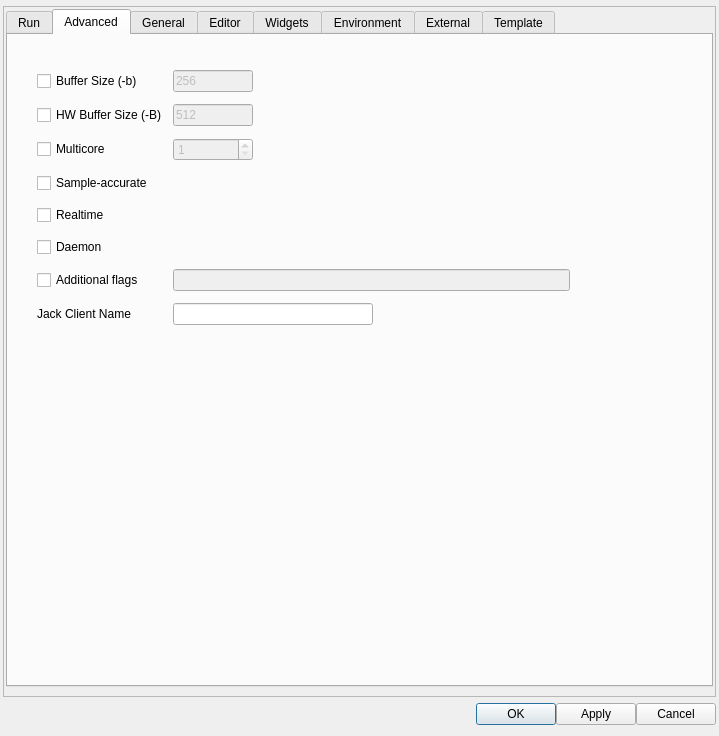
Qt form src/configdialog.ui (CsoundQt/CsoundQt) before a commit.
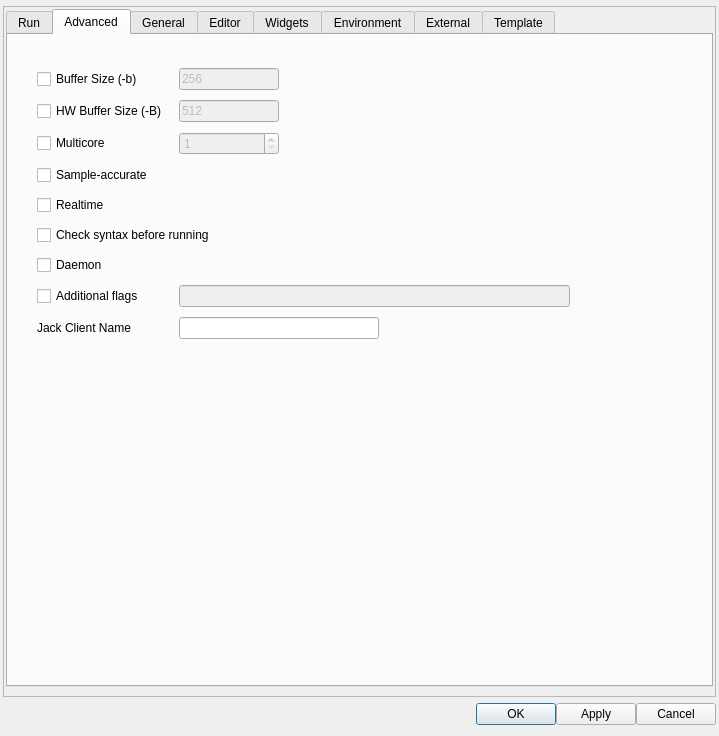
The same form after that commit. Icons and pictures are not drawn.

Commit message: added syntax check to catch errors even when running in daemon mode; this still needs a fix in csound itself; other thins: keyboard shortcuts now sorted

The edit to the form file:
```diff
--- a/src/configdialog.ui
+++ b/src/configdialog.ui
@@ -955,7 +955,7 @@
              <x>20</x>
              <y>20</y>
              <width>551</width>
-             <height>291</height>
+             <height>301</height>
             </rect>
            </property>
            <property name="sizePolicy">
@@ -968,106 +968,69 @@
             <property name="spacing">
              <number>6</number>
             </property>
-            <item row="1" column="1">
-             <widget class="QLineEdit" name="HwBufferSizeLineEdit">
-              <property name="enabled">
-               <bool>false</bool>
-              </property>
-              <property name="minimumSize">
-               <size>
-                <width>0</width>
-                <height>0</height>
-               </size>
-              </property>
-              <property name="maximumSize">
-               <size>
-                <width>80</width>
-                <height>16777215</height>
-               </size>
-              </property>
-              <property name="toolTip">
-               <string>&lt;html&gt;&lt;head/&gt;&lt;body&gt;&lt;p&gt;1. For &lt;span style=&quot; font-weight:600;&quot;&gt;portaudio&lt;/span&gt;, -B suggests a latency, -b is used to set the buffersize.&lt;/p&gt;&lt;p&gt;2. For &lt;span style=&quot; font-weight:600;&quot;&gt;coreaudio&lt;/span&gt;, &lt;span style=&quot; font-weight:600;&quot;&gt;-B&lt;/span&gt; is the size of the internal buffer, &lt;span style=&quot; font-weight:600;&quot;&gt;-b&lt;/span&gt; is used for the actual IO buffer size.&lt;/p&gt;&lt;p&gt;3. For &lt;span style=&quot; font-weight:600;&quot;&gt;jack&lt;/span&gt;, &lt;span style=&quot; font-weight:600;&quot;&gt;-B&lt;/span&gt; is used to determine the number of buffers used in conjunction with -b , num = (N + M + 1) / M. &lt;span style=&quot; font-weight:600;&quot;&gt;-b&lt;/span&gt; is the size of each buffer.&lt;/p&gt;&lt;p&gt;4. For &lt;span style=&quot; font-weight:600;&quot;&gt;alsa&lt;/span&gt;, &lt;span style=&quot; font-weight:600;&quot;&gt;-B&lt;/span&gt; is the buffer size, &lt;span style=&quot; font-weight:600;&quot;&gt;-b&lt;/span&gt; is the period size&lt;/p&gt;&lt;p&gt;5. For &lt;span style=&quot; font-weight:600;&quot;&gt;pulse&lt;/span&gt;, &lt;span style=&quot; font-weight:600;&quot;&gt;-b&lt;/span&gt; is the actual buffersize passed to the device, &lt;span style=&quot; font-weight:600;&quot;&gt;-B&lt;/span&gt; is not used.&lt;/p&gt;&lt;p&gt;Use power-of-two values for &lt;span style=&quot; font-weight:600;&quot;&gt;ksmps&lt;/span&gt; (which is the same as &amp;quot;block size&amp;quot; in PureData or &amp;quot;vector size&amp;quot; in Max). Make sure  ksmps divides buffer size with no remainder. So, for -b 128, use ksmps = 128, 64, 32, 16, etc.&lt;/p&gt;&lt;/body&gt;&lt;/html&gt;</string>
-              </property>
-              <property name="text">
-               <string>512</string>
-              </property>
-             </widget>
-            </item>
-            <item row="7" column="1">
-             <widget class="QLineEdit" name="AdditionalFlagsLineEdit">
-              <property name="enabled">
-               <bool>false</bool>
-              </property>
-              <property name="sizePolicy">
-               <sizepolicy hsizetype="Expanding" vsizetype="Fixed">
-                <horstretch>0</horstretch>
-                <verstretch>0</verstretch>
-               </sizepolicy>
-              </property>
-              <property name="maximumSize">
-               <size>
-                <width>600</width>
-                <height>16777215</height>
-               </size>
-              </property>
-              <property name="toolTip">
-               <string>&lt;html&gt;&lt;head/&gt;&lt;body&gt;&lt;p&gt;&lt;span style=&quot; font-weight:600;&quot;&gt;Csound flags&lt;/span&gt;:&lt;/p&gt;&lt;p&gt;--dither → dither&lt;br/&gt;--ksmps → Override number of samples per cycle&lt;br/&gt;--sample-rate=48000 → Override sample rate&lt;br/&gt;--env:NAME=VALUE → Set environment veriable NAME to VALUE&lt;br/&gt;--omacro:XXX=YYY → set orchestra macro XXX to value YYY&lt;br/&gt;--smacro:XXX=YYY → Set score macro XXX to value YYY&lt;br/&gt;--sample-accurate → Use sample-accurate timing of events&lt;br/&gt;--realtime → Realtime priority mode&lt;br/&gt;--daemon → Do not exit if orchestra is not given&lt;br/&gt;--port=N → liston to UDP port N for code (implies --daemon) &lt;br/&gt;--udp-echo → Echo UDP commands on terminal&lt;br/&gt;&lt;/p&gt;&lt;/body&gt;&lt;/html&gt;</string>
-              </property>
-              <property name="maxLength">
-               <number>32760</number>
-              </property>
-              <property name="frame">
-               <bool>true</bool>
-              </property>
-             </widget>
-            </item>
-            <item row="0" column="1">
-             <widget class="QLineEdit" name="BufferSizeLineEdit">
-              <property name="enabled">
-               <bool>false</bool>
-              </property>
-              <property name="maximumSize">
-               <size>
-                <width>80</width>
-                <height>16777215</height>
-               </size>
-              </property>
-              <property name="toolTip">
-               <string>&lt;html&gt;&lt;head/&gt;&lt;body&gt;&lt;p&gt;1. For &lt;span style=&quot; font-weight:600;&quot;&gt;portaudio&lt;/span&gt;, -B suggests a latency, -b is used to set the buffersize.&lt;/p&gt;&lt;p&gt;2. For &lt;span style=&quot; font-weight:600;&quot;&gt;coreaudio&lt;/span&gt;, &lt;span style=&quot; font-weight:600;&quot;&gt;-B&lt;/span&gt; is the size of the internal buffer, &lt;span style=&quot; font-weight:600;&quot;&gt;-b&lt;/span&gt; is used for the actual IO buffer size.&lt;/p&gt;&lt;p&gt;3. For &lt;span style=&quot; font-weight:600;&quot;&gt;jack&lt;/span&gt;, &lt;span style=&quot; font-weight:600;&quot;&gt;-B&lt;/span&gt; is used to determine the number of buffers used in conjunction with -b , num = (N + M + 1) / M. &lt;span style=&quot; font-weight:600;&quot;&gt;-b&lt;/span&gt; is the size of each buffer.&lt;/p&gt;&lt;p&gt;4. For &lt;span style=&quot; font-weight:600;&quot;&gt;alsa&lt;/span&gt;, &lt;span style=&quot; font-weight:600;&quot;&gt;-B&lt;/span&gt; is the buffer size, &lt;span style=&quot; font-weight:600;&quot;&gt;-b&lt;/span&gt; is the period size&lt;/p&gt;&lt;p&gt;5. For &lt;span style=&quot; font-weight:600;&quot;&gt;pulse&lt;/span&gt;, &lt;span style=&quot; font-weight:600;&quot;&gt;-b&lt;/span&gt; is the actual buffersize passed to the device, &lt;span style=&quot; font-weight:600;&quot;&gt;-B&lt;/span&gt; is not used.&lt;/p&gt;&lt;p&gt;Use power-of-two values for &lt;span style=&quot; font-weight:600;&quot;&gt;ksmps&lt;/span&gt; (which is the same as &amp;quot;block size&amp;quot; in PureData or &amp;quot;vector size&amp;quot; in Max). Make sure  ksmps divides buffer size with no remainder. So, for -b 128, use ksmps = 128, 64, 32, 16, etc.&lt;/p&gt;&lt;/body&gt;&lt;/html&gt;</string>
-              </property>
-              <property name="text">
-               <string>256</string>
-              </property>
-             </widget>
-            </item>
-            <item row="6" column="0">
+            <item row="11" column="0">
              <widget class="QCheckBox" name="daemonCheckBox">
+              <property name="enabled">
+               <bool>true</bool>
+              </property>
               <property name="toolTip">
-               <string>&lt;html&gt;&lt;head/&gt;&lt;body&gt;&lt;p&gt;Daemon mode. Do not exit if CSD/orchestra is not given, is empty or does not compile&lt;/p&gt;&lt;/body&gt;&lt;/html&gt;</string>
+               <string>&lt;html&gt;&lt;head/&gt;&lt;body&gt;&lt;p&gt;Daemon mode. Do not exit if CSD/orchestra is not given, is empty or does not compile. &lt;br/&gt;&lt;span style=&quot; font-weight:600;&quot;&gt;NB&lt;/span&gt;: use with care. In the case of syntax errors csound will keep execution in at times undefined state, causing crashes and possibly bringing CsoundQt down with it. &lt;/p&gt;&lt;p&gt;&lt;span style=&quot; font-weight:600;&quot;&gt;NB2&lt;/span&gt;: in the absense of a score or of any events within the &amp;lt;CsScore&amp;gt; tag csound goes into daemon mode by default. &lt;br/&gt;&lt;/p&gt;&lt;/body&gt;&lt;/html&gt;</string>
+              </property>
+              <property name="styleSheet">
+               <string notr="true"/>
               </property>
               <property name="text">
                <string>Daemon</string>
               </property>
              </widget>
             </item>
-            <item row="7" column="0">
-             <widget class="QCheckBox" name="AdditionalFlagsCheckBox">
+            <item row="2" column="2">
+             <widget class="QLineEdit" name="BufferSizeLineEdit">
+              <property name="enabled">
+               <bool>false</bool>
+              </property>
+              <property name="maximumSize">
+               <size>
+                <width>100</width>
+                <height>16777215</height>
+               </size>
+              </property>
               <property name="toolTip">
                <string>Extra command line flags passed to Csound</string>
               </property>
               <property name="text">
-               <string>Additional flags</string>
+               <string>256</string>
               </property>
              </widget>
             </item>
-            <item row="2" column="1">
+            <item row="2" column="0">
+             <widget class="QCheckBox" name="BufferSizeCheckBox">
+              <property name="toolTip">
+               <string>&lt;html&gt;&lt;head/&gt;&lt;body&gt;&lt;p&gt;1. For &lt;span style=&quot; font-weight:600;&quot;&gt;portaudio&lt;/span&gt;, -B suggests a latency, -b is used to set the buffersize.&lt;/p&gt;&lt;p&gt;2. For &lt;span style=&quot; font-weight:600;&quot;&gt;coreaudio&lt;/span&gt;, &lt;span style=&quot; font-weight:600;&quot;&gt;-B&lt;/span&gt; is the size of the internal buffer, &lt;span style=&quot; font-weight:600;&quot;&gt;-b&lt;/span&gt; is used for the actual IO buffer size.&lt;/p&gt;&lt;p&gt;3. For &lt;span style=&quot; font-weight:600;&quot;&gt;jack&lt;/span&gt;, &lt;span style=&quot; font-weight:600;&quot;&gt;-B&lt;/span&gt; is used to determine the number of buffers used in conjunction with -b , num = (N + M + 1) / M. &lt;span style=&quot; font-weight:600;&quot;&gt;-b&lt;/span&gt; is the size of each buffer.&lt;/p&gt;&lt;p&gt;4. For &lt;span style=&quot; font-weight:600;&quot;&gt;alsa&lt;/span&gt;, &lt;span style=&quot; font-weight:600;&quot;&gt;-B&lt;/span&gt; is the buffer size, &lt;span style=&quot; font-weight:600;&quot;&gt;-b&lt;/span&gt; is the period size&lt;/p&gt;&lt;p&gt;5. For &lt;span style=&quot; font-weight:600;&quot;&gt;pulse&lt;/span&gt;, &lt;span style=&quot; font-weight:600;&quot;&gt;-b&lt;/span&gt; is the actual buffersize passed to the device, &lt;span style=&quot; font-weight:600;&quot;&gt;-B&lt;/span&gt; is not used.&lt;/p&gt;&lt;p&gt;Use power-of-two values for &lt;span style=&quot; font-weight:600;&quot;&gt;ksmps&lt;/span&gt; (which is the same as &amp;quot;block size&amp;quot; in PureData or &amp;quot;vector size&amp;quot; in Max). Make sure  ksmps divides buffer size with no remainder. So, for -b 128, use ksmps = 128, 64, 32, 16, etc.&lt;/p&gt;&lt;/body&gt;&lt;/html&gt;</string>
+              </property>
+              <property name="text">
+               <string>Buffer Size (-b)</string>
+              </property>
+             </widget>
+            </item>
+            <item row="10" column="0" colspan="3">
+             <widget class="QCheckBox" name="checkSyntaxBeforeRunCheckBox">
+              <property name="toolTip">
+               <string>&lt;html&gt;&lt;head/&gt;&lt;body&gt;&lt;p&gt;In some cases csound might crash (and CsoundQt might crash with it) before any debugging information is visible in the CsoundQt console (during compilation). For such cases turn on this option to do a syntax check prior to running csound with full communication with widgets, etc.&lt;/p&gt;&lt;/body&gt;&lt;/html&gt;</string>
+              </property>
+              <property name="text">
+               <string>Check syntax before running</string>
+              </property>
+             </widget>
+            </item>
+            <item row="4" column="2">
              <widget class="QSpinBox" name="numThreadsSpinBox">
               <property name="enabled">
                <bool>false</bool>
               </property>
               <property name="maximumSize">
                <size>
-                <width>80</width>
+                <width>100</width>
                 <height>16777215</height>
                </size>
               </property>
@@ -1082,7 +1045,34 @@
               </property>
              </widget>
             </item>
-            <item row="8" column="1">
+            <item row="13" column="0">
+             <widget class="QLabel" name="label_6">
+              <property name="text">
+               <string>Jack Client Name</string>
+              </property>
+             </widget>
+            </item>
+            <item row="3" column="0">
+             <widget class="QCheckBox" name="HwBufferSizeCheckBox">
+              <property name="toolTip">
+               <string>&lt;html&gt;&lt;head/&gt;&lt;body&gt;&lt;p&gt;1. For &lt;span style=&quot; font-weight:600;&quot;&gt;portaudio&lt;/span&gt;, -B suggests a latency, -b is used to set the buffersize.&lt;/p&gt;&lt;p&gt;2. For &lt;span style=&quot; font-weight:600;&quot;&gt;coreaudio&lt;/span&gt;, &lt;span style=&quot; font-weight:600;&quot;&gt;-B&lt;/span&gt; is the size of the internal buffer, &lt;span style=&quot; font-weight:600;&quot;&gt;-b&lt;/span&gt; is used for the actual IO buffer size.&lt;/p&gt;&lt;p&gt;3. For &lt;span style=&quot; font-weight:600;&quot;&gt;jack&lt;/span&gt;, &lt;span style=&quot; font-weight:600;&quot;&gt;-B&lt;/span&gt; is used to determine the number of buffers used in conjunction with -b , num = (N + M + 1) / M. &lt;span style=&quot; font-weight:600;&quot;&gt;-b&lt;/span&gt; is the size of each buffer.&lt;/p&gt;&lt;p&gt;4. For &lt;span style=&quot; font-weight:600;&quot;&gt;alsa&lt;/span&gt;, &lt;span style=&quot; font-weight:600;&quot;&gt;-B&lt;/span&gt; is the buffer size, &lt;span style=&quot; font-weight:600;&quot;&gt;-b&lt;/span&gt; is the period size&lt;/p&gt;&lt;p&gt;5. For &lt;span style=&quot; font-weight:600;&quot;&gt;pulse&lt;/span&gt;, &lt;span style=&quot; font-weight:600;&quot;&gt;-b&lt;/span&gt; is the actual buffersize passed to the device, &lt;span style=&quot; font-weight:600;&quot;&gt;-B&lt;/span&gt; is not used.&lt;/p&gt;&lt;p&gt;Use power-of-two values for &lt;span style=&quot; font-weight:600;&quot;&gt;ksmps&lt;/span&gt; (which is the same as &amp;quot;block size&amp;quot; in PureData or &amp;quot;vector size&amp;quot; in Max). Make sure  ksmps divides buffer size with no remainder. So, for -b 128, use ksmps = 128, 64, 32, 16, etc.&lt;/p&gt;&lt;/body&gt;&lt;/html&gt;</string>
+              </property>
+              <property name="text">
+               <string>HW Buffer Size (-B)</string>
+              </property>
+             </widget>
+            </item>
+            <item row="7" column="0">
+             <widget class="QCheckBox" name="sampleAccurateCheckBox">
+              <property name="toolTip">
+               <string>&lt;html&gt;&lt;head/&gt;&lt;body&gt;&lt;p&gt;Enable sample-accurate mode. In this mode rendering is not quantized to performance cycles but starts at the specified sample corresponding to the start time of an event. &lt;/p&gt;&lt;/body&gt;&lt;/html&gt;</string>
+              </property>
+              <property name="text">
+               <string>Sample-accurate</string>
+              </property>
+             </widget>
+            </item>
+            <item row="13" column="2">
              <widget class="QLineEdit" name="JackNameLineEdit">
               <property name="enabled">
                <bool>true</bool>
@@ -1101,17 +1091,7 @@
               </property>
              </widget>
             </item>
-            <item row="0" column="0">
-             <widget class="QCheckBox" name="BufferSizeCheckBox">
-              <property name="toolTip">
-               <string>&lt;html&gt;&lt;head/&gt;&lt;body&gt;&lt;p&gt;1. For &lt;span style=&quot; font-weight:600;&quot;&gt;portaudio&lt;/span&gt;, -B suggests a latency, -b is used to set the buffersize.&lt;/p&gt;&lt;p&gt;2. For &lt;span style=&quot; font-weight:600;&quot;&gt;coreaudio&lt;/span&gt;, &lt;span style=&quot; font-weight:600;&quot;&gt;-B&lt;/span&gt; is the size of the internal buffer, &lt;span style=&quot; font-weight:600;&quot;&gt;-b&lt;/span&gt; is used for the actual IO buffer size.&lt;/p&gt;&lt;p&gt;3. For &lt;span style=&quot; font-weight:600;&quot;&gt;jack&lt;/span&gt;, &lt;span style=&quot; font-weight:600;&quot;&gt;-B&lt;/span&gt; is used to determine the number of buffers used in conjunction with -b , num = (N + M + 1) / M. &lt;span style=&quot; font-weight:600;&quot;&gt;-b&lt;/span&gt; is the size of each buffer.&lt;/p&gt;&lt;p&gt;4. For &lt;span style=&quot; font-weight:600;&quot;&gt;alsa&lt;/span&gt;, &lt;span style=&quot; font-weight:600;&quot;&gt;-B&lt;/span&gt; is the buffer size, &lt;span style=&quot; font-weight:600;&quot;&gt;-b&lt;/span&gt; is the period size&lt;/p&gt;&lt;p&gt;5. For &lt;span style=&quot; font-weight:600;&quot;&gt;pulse&lt;/span&gt;, &lt;span style=&quot; font-weight:600;&quot;&gt;-b&lt;/span&gt; is the actual buffersize passed to the device, &lt;span style=&quot; font-weight:600;&quot;&gt;-B&lt;/span&gt; is not used.&lt;/p&gt;&lt;p&gt;Use power-of-two values for &lt;span style=&quot; font-weight:600;&quot;&gt;ksmps&lt;/span&gt; (which is the same as &amp;quot;block size&amp;quot; in PureData or &amp;quot;vector size&amp;quot; in Max). Make sure  ksmps divides buffer size with no remainder. So, for -b 128, use ksmps = 128, 64, 32, 16, etc.&lt;/p&gt;&lt;/body&gt;&lt;/html&gt;</string>
-              </property>
-              <property name="text">
-               <string>Buffer Size (-b)</string>
-              </property>
-             </widget>
-            </item>
-            <item row="2" column="0">
+            <item row="4" column="0">
              <widget class="QCheckBox" name="multicoreCheckBox">
               <property name="enabled">
                <bool>true</bool>
@@ -1124,7 +1104,7 @@
               </property>
              </widget>
             </item>
-            <item row="5" column="0">
+            <item row="9" column="0">
              <widget class="QCheckBox" name="realtimeCheckBox">
               <property name="toolTip">
                <string>&lt;html&gt;&lt;head/&gt;&lt;body&gt;&lt;p&gt;Realtime priority mode. In this mode all initialization (loading of buffers, etc) is done in a background thread. The scheduled instrument starts executing when these background tasks are finished. This can help to eliminate dropouts (but might have a negative effect in scheduling accuracy)&lt;/p&gt;&lt;/body&gt;&lt;/html&gt;</string>
@@ -1134,30 +1114,66 @@
               </property>
              </widget>
             </item>
-            <item row="8" column="0">
-             <widget class="QLabel" name="label_6">
+            <item row="12" column="0">
+             <widget class="QCheckBox" name="AdditionalFlagsCheckBox">
+              <property name="toolTip">
+               <string>Extra command line flags passed to Csound</string>
+              </property>
               <property name="text">
-               <string>Jack Client Name</string>
+               <string>Additional flags</string>
               </property>
              </widget>
             </item>
-            <item row="1" column="0">
-             <widget class="QCheckBox" name="HwBufferSizeCheckBox">
+            <item row="12" column="2">
+             <widget class="QLineEdit" name="AdditionalFlagsLineEdit">
+              <property name="enabled">
+               <bool>false</bool>
+              </property>
+              <property name="sizePolicy">
+               <sizepolicy hsizetype="Expanding" vsizetype="Fixed">
+                <horstretch>0</horstretch>
+                <verstretch>0</verstretch>
+               </sizepolicy>
+              </property>
+              <property name="maximumSize">
+               <size>
+                <width>600</width>
+                <height>16777215</height>
+               </size>
+              </property>
+              <property name="toolTip">
+               <string>&lt;html&gt;&lt;head/&gt;&lt;body&gt;&lt;p&gt;&lt;span style=&quot; font-weight:600;&quot;&gt;Csound flags&lt;/span&gt;:&lt;/p&gt;&lt;p&gt;--dither → dither&lt;br/&gt;--ksmps → Override number of samples per cycle&lt;br/&gt;--sample-rate=48000 → Override sample rate&lt;br/&gt;--env:NAME=VALUE → Set environment veriable NAME to VALUE&lt;br/&gt;--omacro:XXX=YYY → set orchestra macro XXX to value YYY&lt;br/&gt;--smacro:XXX=YYY → Set score macro XXX to value YYY&lt;br/&gt;--sample-accurate → Use sample-accurate timing of events&lt;br/&gt;--realtime → Realtime priority mode&lt;br/&gt;--daemon → Do not exit if orchestra is not given&lt;br/&gt;--port=N → liston to UDP port N for code (implies --daemon) &lt;br/&gt;--udp-echo → Echo UDP commands on terminal&lt;br/&gt;&lt;/p&gt;&lt;/body&gt;&lt;/html&gt;</string>
+              </property>
+              <property name="maxLength">
+               <number>32760</number>
+              </property>
+              <property name="frame">
+               <bool>true</bool>
+              </property>
+             </widget>
+            </item>
+            <item row="3" column="2">
+             <widget class="QLineEdit" name="HwBufferSizeLineEdit">
+              <property name="enabled">
+               <bool>false</bool>
+              </property>
+              <property name="minimumSize">
+               <size>
+                <width>0</width>
+                <height>0</height>
+               </size>
+              </property>
+              <property name="maximumSize">
+               <size>
+                <width>100</width>
+                <height>16777215</height>
+               </size>
+              </property>
               <property name="toolTip">
                <string>&lt;html&gt;&lt;head/&gt;&lt;body&gt;&lt;p&gt;1. For &lt;span style=&quot; font-weight:600;&quot;&gt;portaudio&lt;/span&gt;, -B suggests a latency, -b is used to set the buffersize.&lt;/p&gt;&lt;p&gt;2. For &lt;span style=&quot; font-weight:600;&quot;&gt;coreaudio&lt;/span&gt;, &lt;span style=&quot; font-weight:600;&quot;&gt;-B&lt;/span&gt; is the size of the internal buffer, &lt;span style=&quot; font-weight:600;&quot;&gt;-b&lt;/span&gt; is used for the actual IO buffer size.&lt;/p&gt;&lt;p&gt;3. For &lt;span style=&quot; font-weight:600;&quot;&gt;jack&lt;/span&gt;, &lt;span style=&quot; font-weight:600;&quot;&gt;-B&lt;/span&gt; is used to determine the number of buffers used in conjunction with -b , num = (N + M + 1) / M. &lt;span style=&quot; font-weight:600;&quot;&gt;-b&lt;/span&gt; is the size of each buffer.&lt;/p&gt;&lt;p&gt;4. For &lt;span style=&quot; font-weight:600;&quot;&gt;alsa&lt;/span&gt;, &lt;span style=&quot; font-weight:600;&quot;&gt;-B&lt;/span&gt; is the buffer size, &lt;span style=&quot; font-weight:600;&quot;&gt;-b&lt;/span&gt; is the period size&lt;/p&gt;&lt;p&gt;5. For &lt;span style=&quot; font-weight:600;&quot;&gt;pulse&lt;/span&gt;, &lt;span style=&quot; font-weight:600;&quot;&gt;-b&lt;/span&gt; is the actual buffersize passed to the device, &lt;span style=&quot; font-weight:600;&quot;&gt;-B&lt;/span&gt; is not used.&lt;/p&gt;&lt;p&gt;Use power-of-two values for &lt;span style=&quot; font-weight:600;&quot;&gt;ksmps&lt;/span&gt; (which is the same as &amp;quot;block size&amp;quot; in PureData or &amp;quot;vector size&amp;quot; in Max). Make sure  ksmps divides buffer size with no remainder. So, for -b 128, use ksmps = 128, 64, 32, 16, etc.&lt;/p&gt;&lt;/body&gt;&lt;/html&gt;</string>
               </property>
               <property name="text">
-               <string>HW Buffer Size (-B)</string>
-              </property>
-             </widget>
-            </item>
-            <item row="3" column="0">
-             <widget class="QCheckBox" name="sampleAccurateCheckBox">
-              <property name="toolTip">
-               <string>&lt;html&gt;&lt;head/&gt;&lt;body&gt;&lt;p&gt;Enable sample-accurate mode. In this mode rendering is not quantized to performance cycles but starts at the specified sample corresponding to the start time of an event. &lt;/p&gt;&lt;/body&gt;&lt;/html&gt;</string>
-              </property>
-              <property name="text">
-               <string>Sample-accurate</string>
+               <string>512</string>
               </property>
              </widget>
             </item>
```
Left out of the diff: 4 changed lines with no effect on the pictures. The commit also changes 8 other files.
